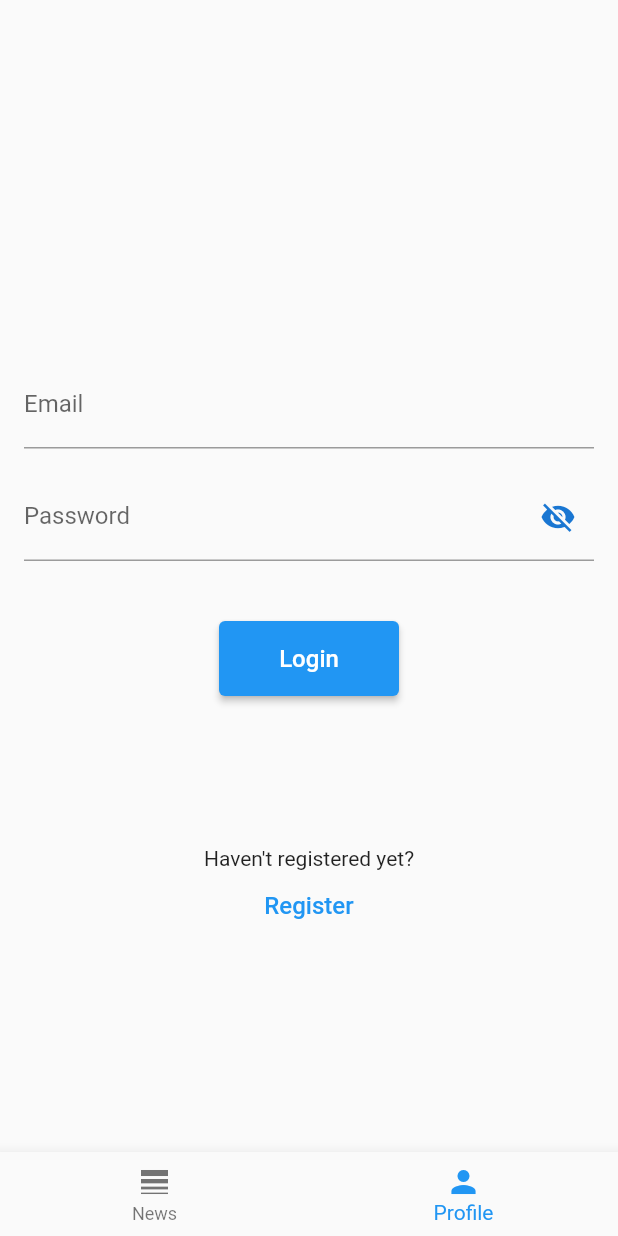
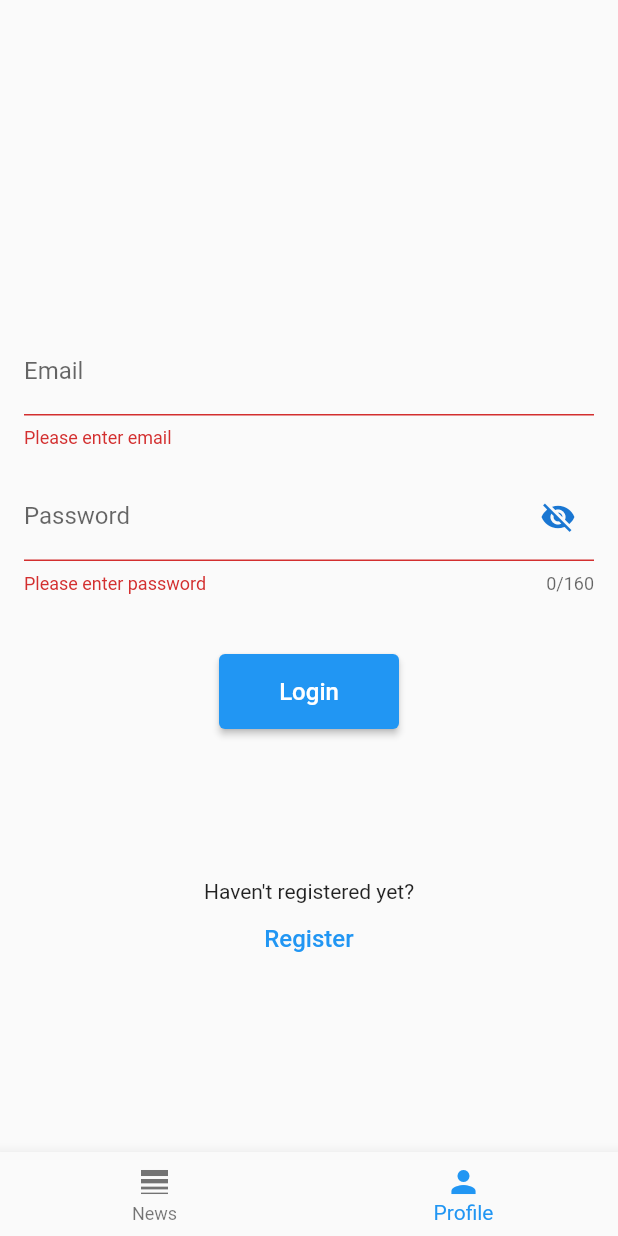
Before and after one commit to DariaSelezneva/NewsFlutter, a Flutter app: the screen it shows after launch, item 2 of the bottom bar chosen, after a tap on "Login", on a phone screen of 412 x 824 dp. Run offline on Flutter 3.47's test engine with Material 2 defaults, Android fonts, the phone set to English and light mode, and no system bars; our stand-ins replace flutter_redux, image_picker, redux, redux_thunk.

Commit message:
Implemented redux architecture, login and register screens with validation

```diff
--- /dev/null
+++ b/lib/app_state.dart
@@ -0,0 +1,16 @@
+import 'package:news_app/Model/post.dart';
+import 'package:news_app/model/user.dart';
+
+class AppState {
+
+  final List<Post> _news;
+  final User? _user;
+
+  List<Post> get news => _news;
+  User? get user => _user;
+
+  AppState(this._news, this._user);
+
+  AppState.initialState() : _news = [], _user = null;
+
+}
--- a/lib/main.dart
+++ b/lib/main.dart
@@ -1,32 +1,35 @@
 import 'package:flutter/material.dart';
+import 'package:redux/redux.dart';
+import 'package:flutter_redux/flutter_redux.dart';
+import 'package:redux_thunk/redux_thunk.dart';
+import 'reducer.dart';
 import 'View/home.dart';
+import 'app_state.dart';
 import 'Networking/login_repository.dart';
 
 void main() {
-  runApp(const NewsApp());
+  runApp(NewsApp());
 }
 
 class NewsApp extends StatelessWidget {
-  const NewsApp({Key? key}) : super(key: key);
 
-  // This widget is the root of your application.
+  NewsApp({Key? key}) : super(key: key);
+
+  final store = Store<AppState>(reducer,
+      initialState: AppState.initialState(),
+      middleware: [thunkMiddleware]);
+
   @override
   Widget build(BuildContext context) {
-    return MaterialApp(
-      title: 'News',
-      theme: ThemeData(
-        // This is the theme of your application.
-        //
-        // Try running your application with "flutter run". You'll see the
-        // application has a blue toolbar. Then, without quitting the app, try
-        // changing the primarySwatch below to Colors.green and then invoke
-        // "hot reload" (press "r" in the console where you ran "flutter run",
-        // or simply save your changes to "hot reload" in a Flutter IDE).
-        // Notice that the counter didn't reset back to zero; the application
-        // is not restarted.
-        primarySwatch: Colors.blue,
+    return StoreProvider(
+      store: store,
+      child: MaterialApp(
+        title: 'News',
+        theme: ThemeData(
+          primarySwatch: Colors.blue,
+        ),
+        home: const Home()
       ),
-      home: const Home()
     );
   }
 }
--- /dev/null
+++ b/lib/reducer.dart
@@ -0,0 +1,10 @@
+import 'app_state.dart';
+import 'actions/get_news_action.dart';
+
+AppState reducer(AppState prev, dynamic action) {
+  if (action is GetNewsAction) {
+    return AppState(action.news, null);
+  } else {
+    return prev;
+  }
+}
--- a/lib/view/home.dart
+++ b/lib/view/home.dart
@@ -1,10 +1,13 @@
 // import 'dart:js';
 import 'package:flutter/material.dart';
+import 'package:flutter_redux/flutter_redux.dart';
 import 'package:news_app/View/news_list.dart';
 import 'package:news_app/Model/post.dart';
 import 'package:news_app/networking/model/data_news_response.dart';
 import 'package:news_app/Networking/news_repository.dart';
 import 'package:news_app/view/profile/profile_screen.dart';
+import 'package:news_app/middleware/get_news_middleware.dart';
+import 'package:news_app/app_state.dart';
 
 class Home extends StatefulWidget {
   const Home({Key? key}) : super(key: key);
@@ -17,16 +20,21 @@ class _HomeState extends State<Home> {
   int _selectedIndex = 0;
 
   static List<Widget> pages = <Widget>[
-    FutureBuilder(
-        future: NewsRepository().getNews(1, 5),
-        builder: (context, AsyncSnapshot<DataNewsResponse> snapshot) {
-          final news = snapshot.data?.content ?? [];
-          return NewsList(
-            news: news,
-            activeTags: ['cookies'],
-          );
+       //     builder: (context, AsyncSnapshot<DataNewsResponse> snapshot) {
+    // FutureBuilder(
+    //     future: NewsRepository().getNews(1, 5),
+    //       final news = snapshot.data?.content ?? [];
+    //       return NewsList(
+    //         news: news,
+    //         activeTags: ['cookies'],
+    //       );
+    //     }),
+    StoreConnector<AppState, AppState>(
+        onInit: (store) => store.dispatch(getNews),
+        converter: (store) => store.state,
+        builder: (context, state) {
+          return NewsList(news: state.news, activeTags: ['cookies']);
         }),
-    // NewsList(news: Post.sample, activeTags: ['cookies'],),
     ProfileScreen()
   ];
 
--- /dev/null
+++ b/lib/view/profile/email_textfield.dart
@@ -0,0 +1,30 @@
+import 'package:flutter/material.dart';
+
+class EmailTextFormField extends StatelessWidget {
+  const EmailTextFormField({Key? key, required this.onChanged}) : super(key: key);
+
+  final Function(String text) onChanged;
+
+  @override
+  Widget build(BuildContext context) {
+    return TextFormField(
+      onChanged: (newValue) => onChanged(newValue),
+      autocorrect: false,
+      keyboardType: TextInputType.emailAddress,
+      validator: (value) {
+        if (value == null || value.isEmpty) {
+          return 'Please enter email';
+        }
+        else {
+          final regex = RegExp(r'^([A-Za-z0-9]+)([@]{1})([a-z]+)([.]{1})([a-z]+)$');
+          if (!regex.hasMatch(value)) {
+            return 'Invalid email';
+          }
+        }
+      },
+      decoration: InputDecoration(
+        border: UnderlineInputBorder(),
+        labelText: 'Email',
+      ),);
+  }
+}
--- a/lib/view/profile/login_screen.dart
+++ b/lib/view/profile/login_screen.dart
@@ -1,8 +1,22 @@
 import 'package:flutter/material.dart';
+import 'package:news_app/Networking/login_repository.dart';
 import 'package:news_app/view/profile/password_textfield.dart';
+import 'package:news_app/view/profile/email_textfield.dart';
+import 'package:news_app/view/profile/register_screen.dart';
 
-class LoginScreen extends StatelessWidget {
+class LoginScreen extends StatefulWidget {
   const LoginScreen({Key? key}) : super(key: key);
+
+  @override
+  State<LoginScreen> createState() => _LoginScreenState();
+}
+
+class _LoginScreenState extends State<LoginScreen> {
+
+  final _formKey = GlobalKey<FormState>();
+
+  String _email = '';
+  String _password = '';
 
   @override
   Widget build(BuildContext context) {
@@ -11,29 +25,39 @@ class LoginScreen extends StatelessWidget {
         padding: const EdgeInsets.all(16.0),
         child: Center(
           child: SingleChildScrollView(
+            child: Form(
+              key: _formKey,
               child: Column(
                 mainAxisAlignment: MainAxisAlignment.center,
                 children: [
                   SizedBox(height: 100),
-                TextField(
-                  keyboardType: TextInputType.emailAddress,
-                  decoration: InputDecoration(
-                    border: UnderlineInputBorder(),
-                    labelText: 'Email',
-                ),),
+                  EmailTextFormField(onChanged: (value) => _email = value),
                   SizedBox(height: 16),
-                PasswordTextField(onSave: (text) => print(text)),
+                  PasswordTextFormField(onChanged: (value) => _password = value),
                   SizedBox(height: 40),
                   SizedBox(
                     width: 120,
                     height: 50,
-                  child: ElevatedButton(onPressed: () => print('pressed'),
+                    child: ElevatedButton(onPressed: () {
+                      final form = _formKey.currentState;
+                      if (form != null && form.validate()) {
+                        LoginRepository().login(email: _email, password: _password);
+                        }
+                      },
                       child: Text('Login', style: TextStyle(fontSize: 16))),
                   ),
                   SizedBox(height: 100),
                   Text("Haven't registered yet?"),
-                TextButton(onPressed: () => print('pressed'), child: Text('Register', style: TextStyle(fontSize: 16)))
+                  TextButton(onPressed: () {
+                    Navigator.push(
+                        context,
+                        MaterialPageRoute(
+                            builder: (context) => RegisterScreen()
+                        )
+                    );
+                  }, child: Text('Register', style: TextStyle(fontSize: 16)))
                 ],
+              ),
             ),
           ),
         ),
--- a/lib/view/profile/password_textfield.dart
+++ b/lib/view/profile/password_textfield.dart
@@ -1,24 +1,40 @@
 import 'package:flutter/material.dart';
 
-class PasswordTextField extends StatefulWidget {
-  const PasswordTextField({Key? key, required this.onSave}) : super(key: key);
+class PasswordTextFormField extends StatefulWidget {
+  const PasswordTextFormField({Key? key, required this.onChanged}) : super(key: key);
 
-  final Function(String text) onSave;
+  final Function(String text) onChanged;
 
   @override
-  State<PasswordTextField> createState() => _PasswordTextFieldState();
+  State<PasswordTextFormField> createState() => _PasswordTextFormFieldState();
 }
 
-class _PasswordTextFieldState extends State<PasswordTextField> {
+class _PasswordTextFormFieldState extends State<PasswordTextFormField> {
 
   bool _passwordInVisible = true;
 
   @override
   Widget build(BuildContext context) {
     return TextFormField(
+      autocorrect: false,
       obscureText: _passwordInVisible,
-      onChanged: (newValue) => widget.onSave(newValue),
-      onSaved: (newValue) => widget.onSave(newValue ?? ''),
+      onChanged: (newValue) => widget.onChanged(newValue),
+      onSaved: (newValue) => widget.onChanged(newValue ?? ''),
+      maxLength: 160,
+      validator: (value) {
+        if (value == null || value.isEmpty) {
+          return 'Please enter password';
+        }
+        else if (value.length < 4) {
+          return 'Password is too short';
+        }
+        else {
+          final regex = RegExp(r'^([A-Za-z0-9]+)$');
+          if (!regex.hasMatch(value)) {
+            return 'Password can only contain letters and digits';
+          }
+        }
+      },
       decoration: InputDecoration(
         border: UnderlineInputBorder(),
         labelText: 'Password',
--- a/pubspec.yaml
+++ b/pubspec.yaml
@@ -30,9 +30,12 @@ dependencies:
   flutter:
     sdk: flutter
   http: ^0.13.1
+  redux: ^5.0.0
   flutter_redux: ^0.10.0
+  redux_thunk: ^0.4.0
   shared_preferences: ^2.0.15
   json_annotation: ^4.5.0
+  image_picker: ^0.8.5+3
 
 
 
```
Also changed, not shown: lib/actions/get_news_action.dart (added, +11 -0 lines), lib/middleware/get_news_middleware.dart (added, +13 -0 lines), lib/view/image_picker.dart (added, +86 -0 lines), lib/view/news_list.dart (+30 -4 lines), lib/view/profile/register_screen.dart (+32 -10 lines), pubspec.lock, 2 other files. Lines whose indentation alone changed are shown as unchanged.
